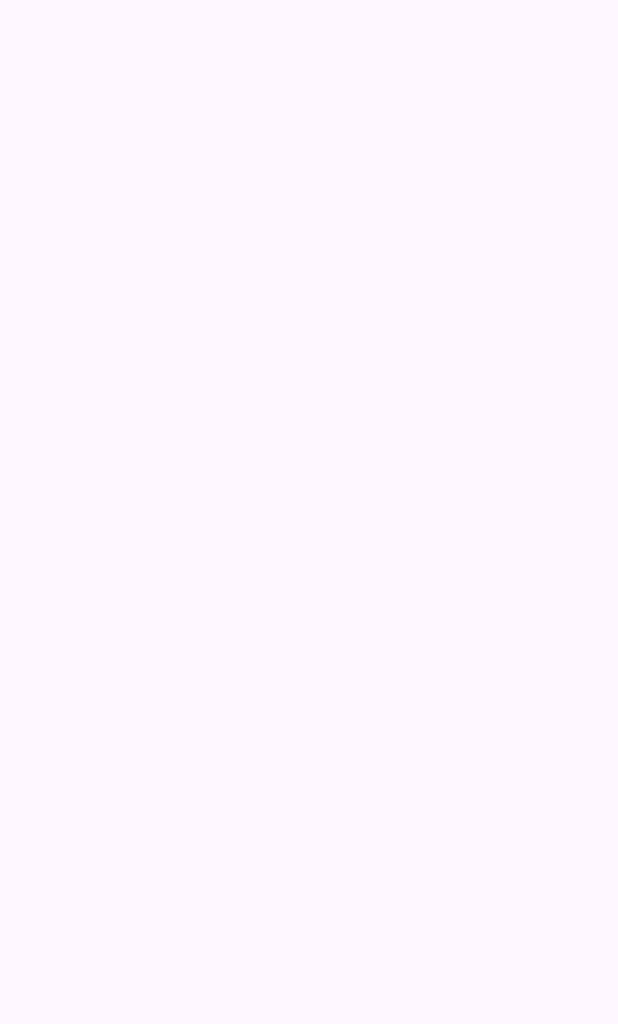
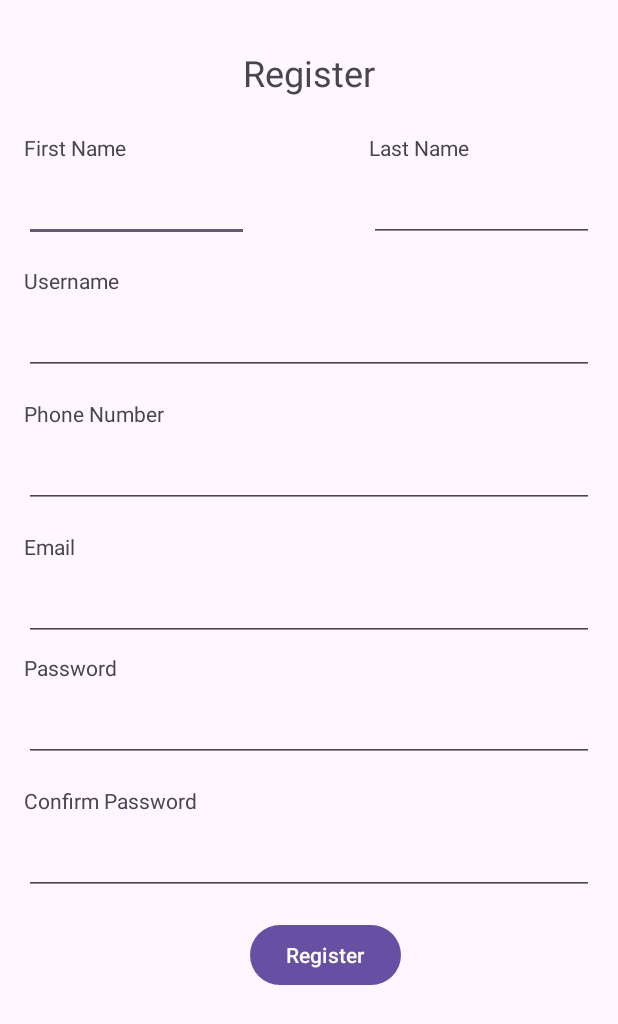
Before and after one commit to ChumVeha/PostFreeApp, an Android app: the screen it shows after launch (MainActivity before the commit, RegisterActivity after it), on a phone screen of 412 x 824 dp. Before the commit the part shown is empty. Shown: the top 1024 px of the screen. Run offline under Robolectric (Android 15) with nearby library versions, the phone set to English and light mode, and no system bars.

Commit message:
Register user with api

```diff
--- a/app/src/main/java/com/chumvehakh/postfreeapp/MainActivity.java
+++ b/app/src/main/java/com/chumvehakh/postfreeapp/MainActivity.java
@@ -73,8 +73,8 @@ public class MainActivity extends BaseActivity implements PostView {
     }
 
     @Override
-    public void onSuccess(String message) {
-        showMessage(message);
+    public void onSuccess(Object message) {
+        showMessage((String) message);
     }
 
     @Override
--- a/app/src/main/java/com/chumvehakh/postfreeapp/api/APIClient.java
+++ b/app/src/main/java/com/chumvehakh/postfreeapp/api/APIClient.java
@@ -16,7 +16,7 @@ public class APIClient {
 
 
         retrofit = new Retrofit.Builder()
-                .baseUrl("https://dummyjson.com")
+                .baseUrl("http://192.168.121.139:2031")
                 .addConverterFactory(GsonConverterFactory.create())
                 .client(client)
                 .build();
--- a/app/src/main/java/com/chumvehakh/postfreeapp/api/APIInterface.java
+++ b/app/src/main/java/com/chumvehakh/postfreeapp/api/APIInterface.java
@@ -1,10 +1,14 @@
 package com.chumvehakh.postfreeapp.api;
 
+import com.chumvehakh.postfreeapp.models.request.RegiserRequest;
+import com.chumvehakh.postfreeapp.models.response.BaseResponse;
 import com.chumvehakh.postfreeapp.models.response.PostResponse;
 import com.chumvehakh.postfreeapp.models.response.PostsItem;
 
 import retrofit2.Call;
+import retrofit2.http.Body;
 import retrofit2.http.GET;
+import retrofit2.http.POST;
 import retrofit2.http.Path;
 
 public interface APIInterface {
@@ -12,4 +16,7 @@ public interface APIInterface {
     Call<PostResponse> getAllPosts();
     @GET("/posts/{id}")
     Call<PostsItem> getPostById(@Path("id") int id);
+
+    @POST("/api/oauth/register")
+    Call<BaseResponse<String>> registerUser(@Body RegiserRequest req);
 }
--- /dev/null
+++ b/app/src/main/java/com/chumvehakh/postfreeapp/presenters/RegisterPresenter.java
@@ -0,0 +1,41 @@
+package com.chumvehakh.postfreeapp.presenters;
+
+import com.chumvehakh.postfreeapp.api.APIClient;
+import com.chumvehakh.postfreeapp.api.APIInterface;
+import com.chumvehakh.postfreeapp.models.request.RegiserRequest;
+import com.chumvehakh.postfreeapp.models.response.BaseResponse;
+import com.chumvehakh.postfreeapp.views.RegisterView;
+
+import retrofit2.Call;
+import retrofit2.Callback;
+import retrofit2.Response;
+
+public class RegisterPresenter {
+    private RegisterView view;
+    private APIInterface apiInterface;
+    public RegisterPresenter(RegisterView view){
+        this.view = view;
+        apiInterface = APIClient.getClient().create(APIInterface.class);
+
+    }
+    public void register(RegiserRequest req){
+        view.onLoading();
+        apiInterface.registerUser(req).enqueue(new Callback<BaseResponse<String>>() {
+            @Override
+            public void onResponse(Call<BaseResponse<String>> call, Response<BaseResponse<String>> response) {
+                view.onHidingLoading();
+                if (response.isSuccessful()) {
+                    view.onSuccess(response.body());
+                }else {
+                    view.onError("Invalid input ");
+                }
+            }
+
+            @Override
+            public void onFailure(Call<BaseResponse<String>> call, Throwable throwable) {
+                view.onHidingLoading();
+                view.onError("Internal server error");
+            }
+        });
+    }
+}
--- /dev/null
+++ b/app/src/main/java/com/chumvehakh/postfreeapp/ui/RegisterActivity.java
@@ -0,0 +1,87 @@
+package com.chumvehakh.postfreeapp.ui;
+
+import android.os.Bundle;
+import android.view.View;
+import android.widget.Button;
+import android.widget.EditText;
+import android.widget.ProgressBar;
+
+import androidx.activity.EdgeToEdge;
+import androidx.appcompat.app.AppCompatActivity;
+import androidx.core.graphics.Insets;
+import androidx.core.view.ViewCompat;
+import androidx.core.view.WindowInsetsCompat;
+
+import com.chumvehakh.postfreeapp.R;
+import com.chumvehakh.postfreeapp.app.BaseActivity;
+import com.chumvehakh.postfreeapp.models.request.RegiserRequest;
+import com.chumvehakh.postfreeapp.presenters.RegisterPresenter;
+import com.chumvehakh.postfreeapp.views.RegisterView;
+
+public class RegisterActivity extends BaseActivity implements RegisterView {
+    private EditText firstName, lastName, username, email, phone, password, confirmPassword;
+    private Button btnRegister;
+    private RegisterPresenter registerPresenter;
+    private ProgressBar progressBar;
+    @Override
+    protected void onCreate(Bundle savedInstanceState) {
+        super.onCreate(savedInstanceState);
+        EdgeToEdge.enable(this);
+        setContentView(R.layout.activity_register);
+        ViewCompat.setOnApplyWindowInsetsListener(findViewById(R.id.main), (v, insets) -> {
+            Insets systemBars = insets.getInsets(WindowInsetsCompat.Type.systemBars());
+            v.setPadding(systemBars.left, systemBars.top, systemBars.right, systemBars.bottom);
+            return insets;
+        });
+        registerPresenter = new RegisterPresenter(this);
+        initView();
+    }
+    private void initView(){
+        progressBar = findViewById(R.id.progressBar);
+        firstName = findViewById(R.id.etFirstName);
+        lastName = findViewById(R.id.etLastName);
+        username = findViewById(R.id.etUsername);
+        email = findViewById(R.id.etEmail);
+        firstName = findViewById(R.id.etFirstName);
+        phone = findViewById(R.id.etPhone);
+        password = findViewById(R.id.etPassword);
+        confirmPassword = findViewById(R.id.etConfirmPassword);
+        btnRegister = findViewById(R.id.btnRegister);
+        btnRegister.setOnClickListener(new View.OnClickListener() {
+            @Override
+            public void onClick(View v) {
+                RegiserRequest req = new  RegiserRequest();
+                req.setFirstName(firstName.getText().toString().trim());
+                req.setLastName(lastName.getText().toString().trim());
+                req.setUsername(username.getText().toString().trim());
+                req.setPhoneNumber(phone.getText().toString().trim());
+                req.setEmail(email.getText().toString().trim());
+                req.setPassword(password.getText().toString().trim());
+                req.setConfirmPassword(confirmPassword.getText().toString().trim());
+                req.setRole("USER");
+                req.setProfile("NON");
+                registerPresenter.register(req);
+            }
+        });
+    }
+
+    @Override
+    public void onLoading() {
+        progressBar.setVisibility(View.VISIBLE);
+    }
+
+    @Override
+    public void onHidingLoading() {
+        progressBar.setVisibility(View.GONE);
+    }
+
+    @Override
+    public void onError(String message) {
+        showMessage(message);
+    }
+
+    @Override
+    public void onSuccess(Object message) {
+        showMessage("Register Success");
+    }
+}
--- /dev/null
+++ b/app/src/main/java/com/chumvehakh/postfreeapp/views/BaseView.java
@@ -0,0 +1,8 @@
+package com.chumvehakh.postfreeapp.views;
+
+public interface BaseView {
+    void onLoading();
+    void onHidingLoading();
+    void onError(String message);
+    void onSuccess(Object message);
+}
--- a/app/src/main/java/com/chumvehakh/postfreeapp/views/PostView.java
+++ b/app/src/main/java/com/chumvehakh/postfreeapp/views/PostView.java
@@ -4,11 +4,7 @@ import com.chumvehakh.postfreeapp.models.response.PostsItem;
 
 import java.util.List;
 
-public interface PostView {
-    void onLoading();
-    void onHidingLoading();
-    void onError(String message);
-    void onSuccess(String message);
+public interface PostView extends BaseView{
     void onGetPostSuccess(List<PostsItem> postsItemList);
     void onGetPostByIdSuccess(PostsItem data);
 }
--- /dev/null
+++ b/app/src/main/java/com/chumvehakh/postfreeapp/views/RegisterView.java
@@ -0,0 +1,5 @@
+package com.chumvehakh.postfreeapp.views;
+
+public interface RegisterView extends BaseView {
+
+}
--- /dev/null
+++ b/app/src/main/res/layout/activity_register.xml
@@ -0,0 +1,205 @@
+<?xml version="1.0" encoding="utf-8"?>
+<androidx.coordinatorlayout.widget.CoordinatorLayout xmlns:android="http://schemas.android.com/apk/res/android"
+    xmlns:app="http://schemas.android.com/apk/res-auto"
+    xmlns:tools="http://schemas.android.com/tools"
+    android:id="@+id/main"
+    android:layout_width="match_parent"
+    android:layout_height="match_parent"
+    tools:context=".ui.RegisterActivity">
+    <androidx.constraintlayout.widget.ConstraintLayout
+        android:layout_width="match_parent"
+        android:layout_height="match_parent">
+        <TextView
+            android:id="@+id/textView"
+            android:layout_width="match_parent"
+            android:layout_height="wrap_content"
+            android:layout_marginTop="32dp"
+            android:text="Register"
+            android:textAlignment="center"
+            android:textSize="24sp"
+            app:layout_constraintEnd_toEndOf="parent"
+            app:layout_constraintStart_toStartOf="parent"
+            app:layout_constraintTop_toTopOf="parent" />
+
+        <TextView
+            android:id="@+id/textView2"
+            android:layout_width="150dp"
+            android:layout_height="wrap_content"
+            android:layout_marginStart="16dp"
+            android:layout_marginTop="24dp"
+            android:text="First Name"
+            app:layout_constraintStart_toStartOf="parent"
+            app:layout_constraintTop_toBottomOf="@+id/textView" />
+
+        <EditText
+            android:id="@+id/etFirstName"
+            android:layout_width="150dp"
+            android:layout_height="wrap_content"
+            android:layout_marginStart="16dp"
+            android:layout_marginTop="8dp"
+            android:ems="10"
+            android:inputType="text"
+            app:layout_constraintStart_toStartOf="parent"
+            app:layout_constraintTop_toBottomOf="@+id/textView2" />
+
+        <EditText
+            android:id="@+id/etLastName"
+            android:layout_width="150dp"
+            android:layout_height="wrap_content"
+            android:layout_marginTop="8dp"
+            android:layout_marginEnd="16dp"
+            android:ems="10"
+            android:inputType="text"
+            app:layout_constraintBottom_toBottomOf="@+id/etFirstName"
+            app:layout_constraintEnd_toEndOf="parent"
+            app:layout_constraintTop_toBottomOf="@+id/textView3"
+            app:layout_constraintVertical_bias="0.0" />
+
+        <TextView
+            android:id="@+id/textView3"
+            android:layout_width="150dp"
+            android:layout_height="wrap_content"
+            android:layout_marginEnd="16dp"
+            android:text="Last Name"
+            app:layout_constraintBottom_toBottomOf="@+id/textView2"
+            app:layout_constraintEnd_toEndOf="parent"
+            app:layout_constraintTop_toTopOf="@+id/textView2" />
+
+        <TextView
+            android:id="@+id/textView5"
+            android:layout_width="150dp"
+            android:layout_height="wrap_content"
+            android:layout_marginStart="16dp"
+            android:layout_marginTop="16dp"
+            android:text="Username"
+            app:layout_constraintStart_toStartOf="parent"
+            app:layout_constraintTop_toBottomOf="@+id/etFirstName" />
+
+        <EditText
+            android:id="@+id/etUsername"
+            android:layout_width="match_parent"
+            android:layout_height="wrap_content"
+            android:layout_marginStart="16dp"
+            android:layout_marginTop="8dp"
+            android:layout_marginEnd="16dp"
+            android:ems="10"
+            android:inputType="text"
+            app:layout_constraintEnd_toEndOf="parent"
+            app:layout_constraintStart_toStartOf="parent"
+            app:layout_constraintTop_toBottomOf="@+id/textView5" />
+
+        <TextView
+            android:id="@+id/textView6"
+            android:layout_width="150dp"
+            android:layout_height="wrap_content"
+            android:layout_marginTop="16dp"
+            android:text="Phone Number"
+            app:layout_constraintStart_toStartOf="@+id/etUsername"
+            app:layout_constraintTop_toBottomOf="@+id/etUsername" />
+
+        <EditText
+            android:id="@+id/etPhone"
+            android:layout_width="match_parent"
+            android:layout_height="wrap_content"
+            android:layout_marginStart="16dp"
+            android:layout_marginTop="8dp"
+            android:layout_marginEnd="16dp"
+            android:ems="10"
+            android:inputType="phone"
+            app:layout_constraintEnd_toEndOf="parent"
+            app:layout_constraintStart_toStartOf="parent"
+            app:layout_constraintTop_toBottomOf="@+id/textView6" />
+
+        <TextView
+            android:id="@+id/textView7"
+            android:layout_width="match_parent"
+            android:layout_height="wrap_content"
+            android:layout_marginStart="16dp"
+            android:layout_marginTop="16dp"
+            android:layout_marginEnd="16dp"
+            android:text="Email"
+            app:layout_constraintEnd_toEndOf="parent"
+            app:layout_constraintStart_toStartOf="parent"
+            app:layout_constraintTop_toBottomOf="@+id/etPhone" />
+
+        <EditText
+            android:id="@+id/etEmail"
+            android:layout_width="match_parent"
+            android:layout_height="wrap_content"
+            android:layout_marginStart="16dp"
+            android:layout_marginTop="8dp"
+            android:layout_marginEnd="16dp"
+            android:ems="10"
+            android:inputType="textEmailAddress"
+            app:layout_constraintEnd_toEndOf="parent"
+            app:layout_constraintStart_toStartOf="parent"
+            app:layout_constraintTop_toBottomOf="@+id/textView7" />
+
+        <TextView
+            android:id="@+id/textView8"
+            android:layout_width="match_parent"
+            android:layout_height="wrap_content"
+            android:layout_marginStart="16dp"
+            android:layout_marginTop="8dp"
+            android:layout_marginEnd="16dp"
+            android:text="Password"
+            app:layout_constraintEnd_toEndOf="parent"
+            app:layout_constraintStart_toStartOf="parent"
+            app:layout_constraintTop_toBottomOf="@+id/etEmail" />
+
+        <EditText
+            android:id="@+id/etPassword"
+            android:layout_width="match_parent"
+            android:layout_height="wrap_content"
+            android:layout_marginStart="16dp"
+            android:layout_marginTop="8dp"
+            android:layout_marginEnd="16dp"
+            android:ems="10"
+            android:inputType="textPassword"
+            app:layout_constraintEnd_toEndOf="parent"
+            app:layout_constraintStart_toStartOf="parent"
+            app:layout_constraintTop_toBottomOf="@+id/textView8" />
+
+        <TextView
+            android:id="@+id/textView9"
+            android:layout_width="match_parent"
+            android:layout_height="wrap_content"
+            android:layout_marginStart="16dp"
+            android:layout_marginTop="16dp"
+            android:layout_marginEnd="16dp"
+            android:text="Confirm Password"
+            app:layout_constraintEnd_toEndOf="parent"
+            app:layout_constraintStart_toStartOf="parent"
+            app:layout_constraintTop_toBottomOf="@+id/etPassword" />
+
+        <EditText
+            android:id="@+id/etConfirmPassword"
+            android:layout_width="match_parent"
+            android:layout_height="wrap_content"
+            android:layout_marginStart="16dp"
+            android:layout_marginTop="8dp"
+            android:layout_marginEnd="16dp"
+            android:ems="10"
+            android:inputType="textPassword"
+            app:layout_constraintEnd_toEndOf="parent"
+            app:layout_constraintStart_toStartOf="parent"
+            app:layout_constraintTop_toBottomOf="@+id/textView9" />
+
+        <Button
+            android:id="@+id/btnRegister"
+            android:layout_width="wrap_content"
+            android:layout_height="wrap_content"
+            android:layout_marginTop="16dp"
+            android:text="Register"
+            app:layout_constraintEnd_toEndOf="@+id/etConfirmPassword"
+            app:layout_constraintHorizontal_bias="0.539"
+            app:layout_constraintStart_toStartOf="@+id/etConfirmPassword"
+            app:layout_constraintTop_toBottomOf="@+id/etConfirmPassword" />
+    </androidx.constraintlayout.widget.ConstraintLayout>
+    <ProgressBar
+        android:id="@+id/progressBar"
+        android:visibility="gone"
+        android:layout_gravity="center"
+        android:layout_width="wrap_content"
+        android:layout_height="wrap_content"/>
+</androidx.coordinatorlayout.widget.CoordinatorLayout>
```
Also changed, not shown: app/src/main/AndroidManifest.xml (+6 -1 lines), app/src/main/java/com/chumvehakh/postfreeapp/models/request/RegiserRequest.java (added, +121 -0 lines), app/src/main/java/com/chumvehakh/postfreeapp/models/response/BaseResponse.java (added, +72 -0 lines).
